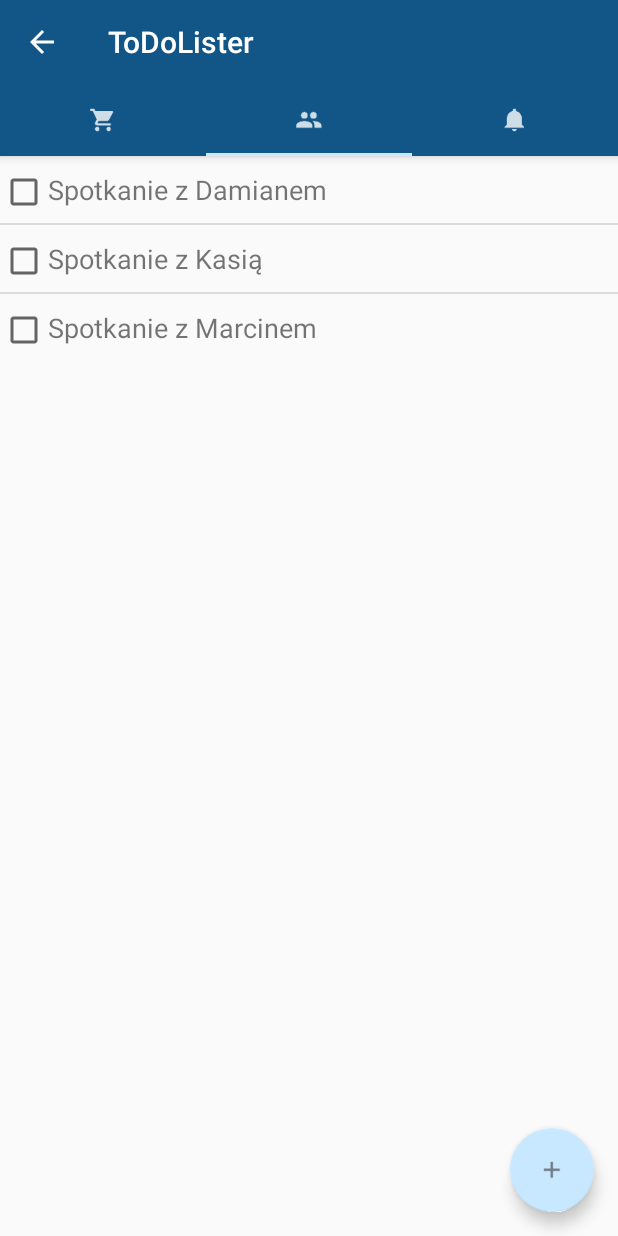
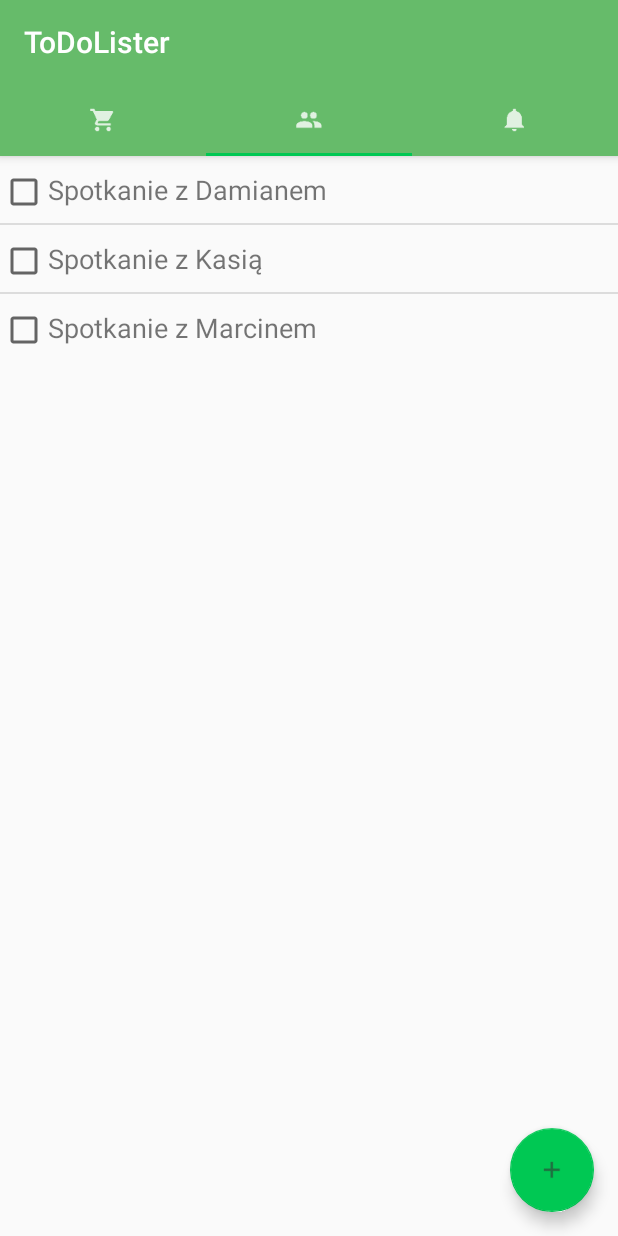
Before and after one commit to mic-kuu/ToDoLister, an Android app: the screen it shows after launch (MainActivity), tab 2 chosen, on a phone screen of 412 x 824 dp. Run offline under Robolectric (Android 15) with nearby library versions, the phone set to English and light mode, and no system bars.

Commit message:
added theme changing on tab change (needs improvement)

```diff
--- a/app/src/main/AndroidManifest.xml
+++ b/app/src/main/AndroidManifest.xml
@@ -7,7 +7,7 @@
         android:icon="@mipmap/ic_launcher"
         android:label="@string/app_name"
         android:supportsRtl="true"
-        android:theme="@style/MyMaterialTheme">
+        android:theme="@style/MyMaterialTheme.Red">
         <activity android:name="com.michalkubiak.todolister.MainActivity">
             <intent-filter>
                 <action android:name="android.intent.action.MAIN" />
--- a/app/src/main/java/com/michalkubiak/todolister/MainActivity.java
+++ b/app/src/main/java/com/michalkubiak/todolister/MainActivity.java
@@ -1,6 +1,7 @@
 package com.michalkubiak.todolister;
 
 import android.app.Activity;
+import android.content.Intent;
 import android.os.Bundle;
 import android.support.design.widget.FloatingActionButton;
 import android.support.design.widget.TabLayout;
@@ -10,8 +11,10 @@ import android.support.v4.app.FragmentPagerAdapter;
 import android.support.v4.view.ViewPager;
 import android.support.v7.app.AppCompatActivity;
 import android.support.v7.widget.Toolbar;
+import android.util.Log;
 import android.view.View;
 import android.view.ViewGroup;
+import android.widget.Toast;
 
 import java.util.ArrayList;
 import java.util.List;
@@ -24,9 +27,6 @@ public class MainActivity extends AppCompatActivity {
     private TabLayout tabLayout;
     private ViewPager viewPager;
     private FloatingActionButton fab;
-    private MeetingListFragment meetingListFragment;
-    private ReminderListFragment reminderListFragment;
-    private ShoppingListFragment shoppingListFragment;
     private FragmentManager fragmentManager;
 
     private int[] tabIcons = {
@@ -39,19 +39,71 @@ public class MainActivity extends AppCompatActivity {
     private String meetingListTag;
     private String reminderListTag;
 
+    private int currentTab = 0;
 
     @Override
     protected void onCreate(Bundle savedInstanceState) {
         super.onCreate(savedInstanceState);
+
+
+        if (getIntent().hasExtra("TAG")) {
+
+            currentTab = getIntent().getIntExtra("TAG", 0);
+            Log.v("MOJTAG", "The state of saved instace is: " + currentTab);
+
+            switch (currentTab) {
+                case 0:
+                    setTheme(R.style.MyMaterialTheme_Red);
+                    break;
+                case 1:
+                    setTheme(R.style.MyMaterialTheme_Green);
+                    break;
+                case 2:
+                    setTheme(R.style.MyMaterialTheme_Blue);
+                    break;
+                default:
+                    setTheme(R.style.MyMaterialTheme_Blue);
+            }
+
+        }
+
+
         setContentView(R.layout.activity_main);
 
         toolbar = (Toolbar) findViewById(R.id.toolbar);
         setSupportActionBar(toolbar);
 
-        getSupportActionBar().setDisplayHomeAsUpEnabled(true);
-
         viewPager = (ViewPager) findViewById(R.id.viewpager);
         setupViewPager(viewPager);
+        viewPager.setCurrentItem(currentTab);
+
+        viewPager.addOnPageChangeListener(new ViewPager.OnPageChangeListener() {
+            @Override
+            public void onPageScrolled(int position, float positionOffset, int positionOffsetPixels) {
+
+            }
+
+            @Override
+            public void onPageSelected(int position) {
+
+                currentTab = position;
+                Intent intent = getIntent();
+                intent.putExtra("TAG", currentTab);
+                finish();
+
+                startActivity(intent);
+                overridePendingTransition(android.R.anim.fade_in, android.R.anim.fade_out);
+/*
+                Toast.makeText(getApplicationContext(),
+                        "Current tab is: " + position, Toast.LENGTH_SHORT).show();*/
+
+            }
+
+            @Override
+            public void onPageScrollStateChanged(int state) {
+
+            }
+        });
 
         tabLayout = (TabLayout) findViewById(R.id.tabs);
         tabLayout.setupWithViewPager(viewPager);
@@ -59,6 +111,7 @@ public class MainActivity extends AppCompatActivity {
         setupTabIcons();
 
         fab = (FloatingActionButton) findViewById(R.id.fab);
+
         fab.setOnClickListener(new View.OnClickListener() {
 
             @Override
@@ -131,6 +184,7 @@ public class MainActivity extends AppCompatActivity {
         @Override
         public Object instantiateItem(ViewGroup container, int position) {
             Fragment createdFragment = (Fragment) super.instantiateItem(container, position);
+
             // get the tags set by FragmentPagerAdapter
             switch (position) {
                 case 0:
@@ -140,7 +194,7 @@ public class MainActivity extends AppCompatActivity {
                     meetingListTag = createdFragment.getTag();
                     break;
                 case 2:
-                    reminderListTag =createdFragment.getTag();
+                    reminderListTag = createdFragment.getTag();
                     break;
 
             }
@@ -162,4 +216,11 @@ public class MainActivity extends AppCompatActivity {
             return mFragmentTitleList.get(position);
         }
     }
+
+    @Override
+    protected void onSaveInstanceState(Bundle outState) {
+        outState.putInt("TAB", currentTab);
+        super.onSaveInstanceState(outState);
+
+    }
 }
--- a/app/src/main/res/values-v21/styles.xml
+++ b/app/src/main/res/values-v21/styles.xml
@@ -1,11 +1,36 @@
 <resources>
 
-    <style name="MyMaterialTheme" parent="MyMaterialTheme.Base">
-        <item name="android:windowContentTransitions">true</item>
-        <item name="android:windowAllowEnterTransitionOverlap">true</item>
-        <item name="android:windowAllowReturnTransitionOverlap">true</item>
-        <item name="android:windowSharedElementEnterTransition">@android:transition/move</item>
-        <item name="android:windowSharedElementExitTransition">@android:transition/move</item>
+
+    <style name="MyMaterialTheme.Red" parent="Theme.AppCompat.Light.DarkActionBar">
+        <item name="windowNoTitle">true</item>
+        <item name="windowActionBar">false</item>
+        <item name="colorPrimary">@color/colorPrimaryRed</item>
+        <item name="colorPrimaryDark">@color/colorPrimaryDarkRed</item>
+        <item name="colorAccent">@color/colorAccentRed</item>
+        <item name="android:windowAnimationStyle">@style/WindowAnimationTransition</item>
+    </style>
+
+    <style name="MyMaterialTheme.Green" parent="Theme.AppCompat.Light.DarkActionBar">
+        <item name="windowNoTitle">true</item>
+        <item name="windowActionBar">false</item>
+        <item name="colorPrimary">@color/colorPrimaryGreen</item>
+        <item name="colorPrimaryDark">@color/colorPrimaryDarkGreen</item>
+        <item name="colorAccent">@color/colorAccentGreen</item>
+        <item name="android:windowAnimationStyle">@style/WindowAnimationTransition</item>
+    </style>
+
+    <style name="MyMaterialTheme.Blue" parent="Theme.AppCompat.Light.DarkActionBar">
+        <item name="windowNoTitle">true</item>
+        <item name="windowActionBar">false</item>
+        <item name="colorPrimary">@color/colorPrimaryBlue</item>
+        <item name="colorPrimaryDark">@color/colorPrimaryDarkBlue</item>
+        <item name="colorAccent">@color/colorAccentBlue</item>
+        <item name="android:windowAnimationStyle">@style/WindowAnimationTransition</item>
+    </style>
+
+    <style name="WindowAnimationTransition">
+        <item name="android:windowEnterAnimation">@android:anim/fade_in</item>
+        <item name="android:windowExitAnimation">@android:anim/fade_out</item>
     </style>
 
 </resources>
--- a/app/src/main/res/values/colors.xml
+++ b/app/src/main/res/values/colors.xml
@@ -1,9 +1,18 @@
 <?xml version="1.0" encoding="utf-8"?>
 <resources>
-    <color name="colorPrimary">#125688</color>
-    <color name="colorPrimaryDark">#125688</color>
+    <color name="colorPrimaryRed">#ef5350</color>
+    <color name="colorPrimaryDarkRed">#e53935</color>
+    <color name="colorAccentRed">#d50000</color>
+
+    <color name="colorPrimaryGreen">#66bb6a</color>
+    <color name="colorPrimaryDarkGreen">#43a047</color>
+    <color name="colorAccentGreen">#00c853</color>
+
+    <color name="colorPrimaryBlue">#42a5f5</color>
+    <color name="colorPrimaryDarkBlue">#1e88e5</color>
+    <color name="colorAccentBlue">#2962ff</color>
+
     <color name="textColorPrimary">#FFFFFF</color>
     <color name="windowBackground">#FFFFFF</color>
     <color name="navigationBarColor">#000000</color>
-    <color name="colorAccent">#c8e8ff</color>
 </resources>
--- a/app/src/main/res/values/styles.xml
+++ b/app/src/main/res/values/styles.xml
@@ -1,15 +1,36 @@
 <resources>
 
-    <style name="MyMaterialTheme" parent="MyMaterialTheme.Base">
 
+    <style name="MyMaterialTheme.Red" parent="Theme.AppCompat.Light.DarkActionBar">
+        <item name="windowNoTitle">true</item>
+        <item name="windowActionBar">false</item>
+        <item name="colorPrimary">@color/colorPrimaryRed</item>
+        <item name="colorPrimaryDark">@color/colorPrimaryDarkRed</item>
+        <item name="colorAccent">@color/colorAccentRed</item>
+        <item name="android:windowAnimationStyle">@style/WindowAnimationTransition</item>
     </style>
 
-    <style name="MyMaterialTheme.Base" parent="Theme.AppCompat.Light.DarkActionBar">
+    <style name="MyMaterialTheme.Green" parent="Theme.AppCompat.Light.DarkActionBar">
         <item name="windowNoTitle">true</item>
         <item name="windowActionBar">false</item>
-        <item name="colorPrimary">@color/colorPrimary</item>
-        <item name="colorPrimaryDark">@color/colorPrimaryDark</item>
-        <item name="colorAccent">@color/colorAccent</item>
+        <item name="colorPrimary">@color/colorPrimaryGreen</item>
+        <item name="colorPrimaryDark">@color/colorPrimaryDarkGreen</item>
+        <item name="colorAccent">@color/colorAccentGreen</item>
+        <item name="android:windowAnimationStyle">@style/WindowAnimationTransition</item>
+    </style>
+
+    <style name="MyMaterialTheme.Blue" parent="Theme.AppCompat.Light.DarkActionBar">
+        <item name="windowNoTitle">true</item>
+        <item name="windowActionBar">false</item>
+        <item name="colorPrimary">@color/colorPrimaryBlue</item>
+        <item name="colorPrimaryDark">@color/colorPrimaryDarkBlue</item>
+        <item name="colorAccent">@color/colorAccentBlue</item>
+        <item name="android:windowAnimationStyle">@style/WindowAnimationTransition</item>
+    </style>
+
+    <style name="WindowAnimationTransition">
+        <item name="android:windowEnterAnimation">@android:anim/fade_in</item>
+        <item name="android:windowExitAnimation">@android:anim/fade_out</item>
     </style>
 
 </resources>
```
